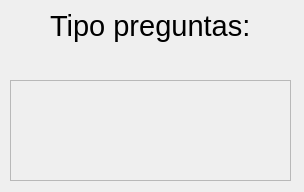
Before: the Qt Designer form DISENOS/menuTipoPreguntas_d.ui in ronihdzz/DisenadorPreguntas, drawn with Qt 5.
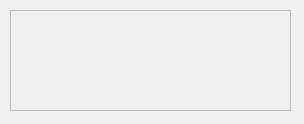
After: the same form once the commit is applied.

Commit message: Formato de preguntas completas,creador de preguntas con tipo de preguntas listogit add *, ahora seguira la parte de autoguardado de informacion

Patch:
```diff
--- a/DISENOS/menuTipoPreguntas_d.ui
+++ b/DISENOS/menuTipoPreguntas_d.ui
@@ -7,7 +7,7 @@
     <x>0</x>
     <y>0</y>
     <width>304</width>
-    <height>192</height>
+    <height>124</height>
    </rect>
   </property>
   <property name="windowTitle">
@@ -17,7 +17,7 @@
    <property name="geometry">
     <rect>
      <x>10</x>
-     <y>80</y>
+     <y>10</y>
      <width>281</width>
      <height>101</height>
     </rect>
@@ -36,24 +36,6 @@
     </property>
    </widget>
   </widget>
-  <widget class="QLabel" name="label">
-   <property name="geometry">
-    <rect>
-     <x>50</x>
-     <y>0</y>
-     <width>241</width>
-     <height>51</height>
-    </rect>
-   </property>
-   <property name="font">
-    <font>
-     <pointsize>22</pointsize>
-    </font>
-   </property>
-   <property name="text">
-    <string>Tipo preguntas:</string>
-   </property>
-  </widget>
  </widget>
  <resources/>
  <connections/>
```
The commit also changes 48 other files.
